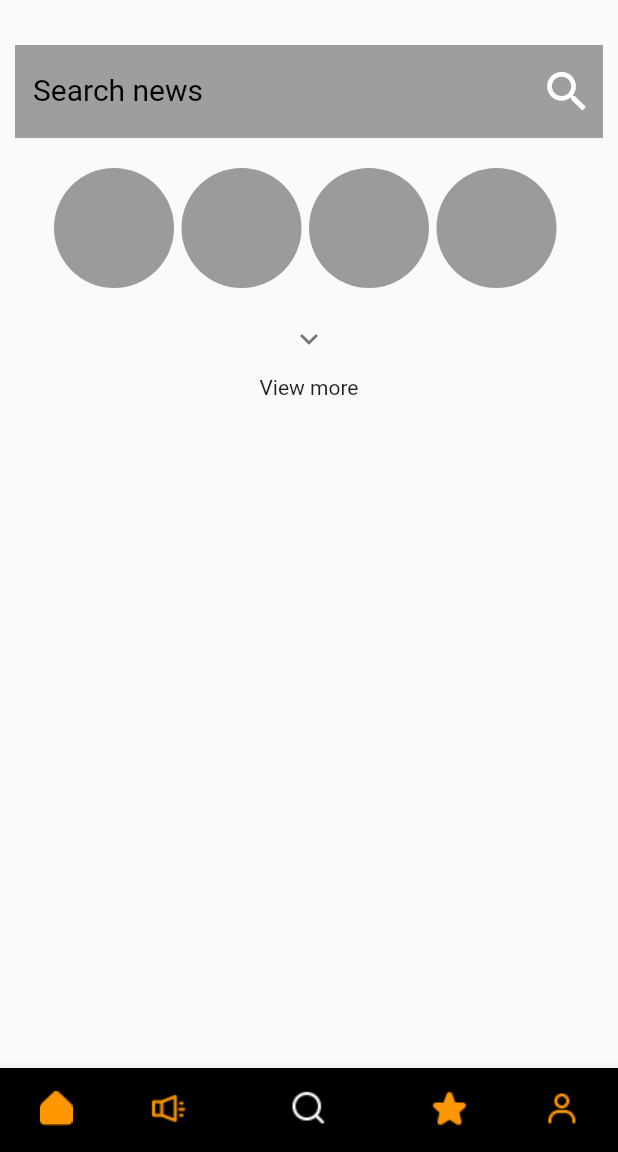
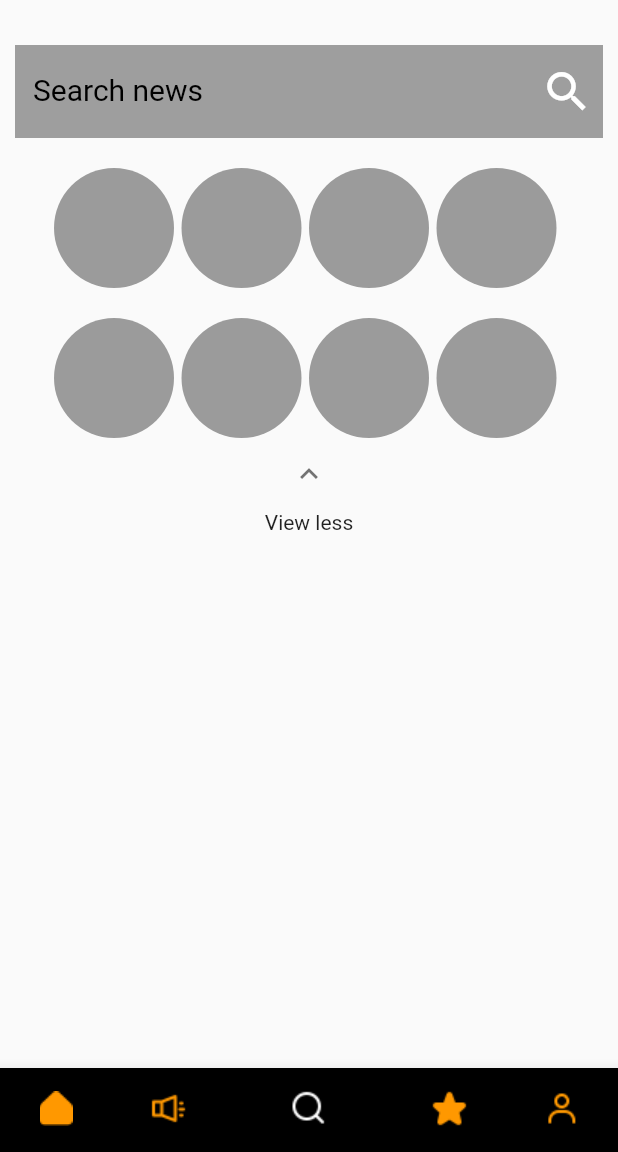
Before and after one commit to VanshitaKanodia/e_patrakaar, a Flutter app: the screen it shows after launch, item 3 of the bottom bar chosen, on a phone screen of 412 x 824 dp, the part 84-1236 px from its top. Run offline on Flutter 3.47's test engine with Material 2 defaults, Android fonts, the light colour scheme and no system bars.

Commit message:
UI update

```diff
--- a/lib/pages/search_page.dart
+++ b/lib/pages/search_page.dart
@@ -12,7 +12,7 @@ List<int> data = [1,2,3,4];
 class _SearchPageState extends State<SearchPage> {
 
   String text = "View more";
-  bool expandable = false;
+  bool expandable = true;
 
   String get appText => "View less";
 
@@ -64,11 +64,14 @@ class _SearchPageState extends State<SearchPage> {
                   children: [
                     Column(
                       children: [
+                        Visibility(
+                          visible: expandable,
+                          child: CityWidget(),
+                        ),
                         ExpandIcon(
                           isExpanded: expandable,
                           onPressed: (bool expanded) {
                             setState(() {
-                                CityWidget();
                               expandable = !expanded;
                             });
                           },
@@ -76,13 +79,6 @@ class _SearchPageState extends State<SearchPage> {
                         Text(!expandable ? text : appText),
                       ],
                     ),
-                    SizedBox(height: 10,),
-                    if(expandable)
-                      Row(
-                        children: [
-
-                        ],
-                      )
                   ],
                 ),
               ),
```
Lines whose indentation alone changed are shown as unchanged.
